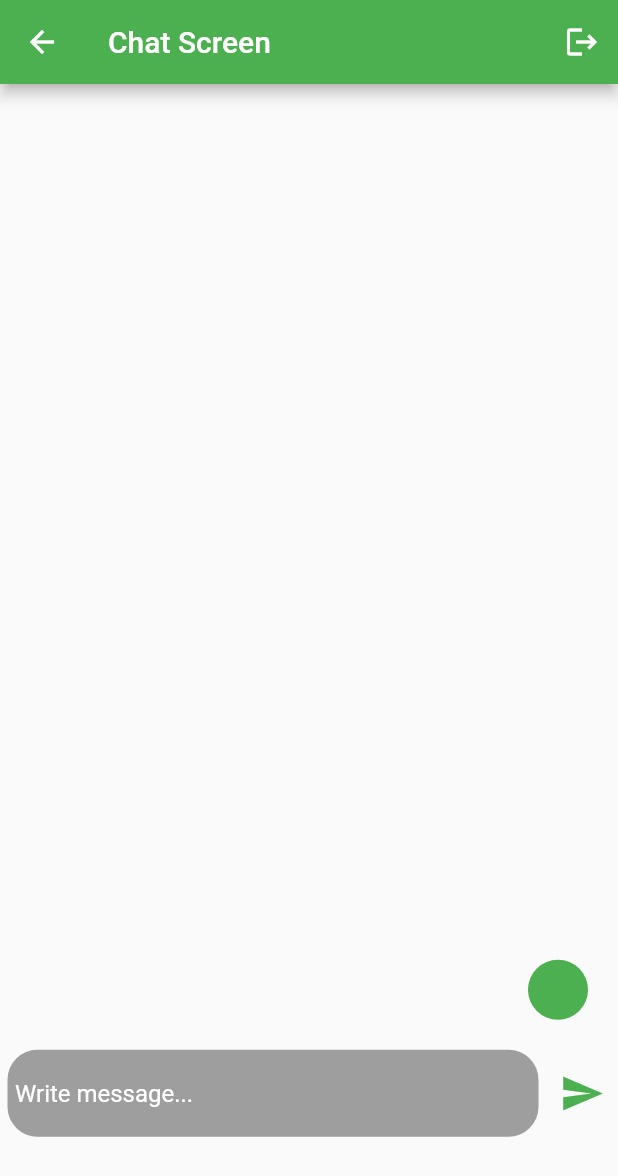
After one commit to JAYAMURUGANJ/firebase_chat, a Flutter app: the ChatScreen screen opened directly, after a tap on the "send" icon, on a phone screen of 412 x 824 dp. The commit adds this screen. Shown: the top 1176 px of the screen. Run offline on Flutter 3.47's test engine with Material 2 defaults, Android fonts, the light colour scheme and no system bars; our stand-ins replace cloud_firestore, firebase_auth, firebase_core, firebase_messaging, shared_preferences; accounts and stored records are empty; network calls fail.

Commit message:
chat app with notification

```diff
--- /dev/null
+++ b/lib/Screens/Chat_screen.dart
@@ -0,0 +1,287 @@
+// ignore_for_file: file_names, avoid_print
+import 'package:cloud_firestore/cloud_firestore.dart';
+import 'package:dashchat/services/notification.dart';
+import 'package:firebase_auth/firebase_auth.dart';
+import 'package:flutter/material.dart';
+import 'package:dashchat/Screens/Login_Screen.dart';
+import 'package:firebase_messaging/firebase_messaging.dart';
+
+class ChatScreen extends StatefulWidget {
+  final String? email;
+  const ChatScreen({Key? key, this.email}) : super(key: key);
+
+  @override
+  _ChatScreenState createState() => _ChatScreenState();
+}
+
+final FirebaseAuth _firebaseAuth = FirebaseAuth.instance;
+
+final CollectionReference collectionReference =
+    FirebaseFirestore.instance.collection('messages');
+
+final TextEditingController _textEditingController = TextEditingController();
+
+_signOut() async {
+  await _firebaseAuth.signOut();
+}
+
+class _ChatScreenState extends State<ChatScreen> {
+  late FirebaseMessaging _firebaseMessaging;
+  _registerOnFirebase() {
+    _firebaseMessaging.subscribeToTopic('all');
+    _firebaseMessaging.getToken().then((token) => print(token));
+  }
+
+  @override
+  void initState() {
+    _firebaseMessaging = FirebaseMessaging.instance;
+    _registerOnFirebase();
+    getMessage();
+    super.initState();
+  }
+
+  void getMessage() {
+    FirebaseMessaging.onMessage.listen((RemoteMessage event) {
+      print("message recieved");
+      print(event.notification!.body);
+    });
+    FirebaseMessaging.onMessageOpenedApp.listen((message) {
+      if (message.data['type'] == 'chat') {
+        Navigator.of(context).push(
+          MaterialPageRoute(
+            builder: (context) => ChatScreen(
+              email: message.data['email'],
+            ),
+          ),
+        );
+      }
+    });
+  }
+
+  @override
+  Widget build(BuildContext context) {
+    return Scaffold(
+      appBar: AppBar(
+        backgroundColor: Colors.green,
+        title: Text(widget.email ?? 'Chat Screen'),
+        actions: [
+          IconButton(
+            icon: const Icon(Icons.logout),
+            onPressed: () {
+              _signOut();
+              Navigator.push(
+                context,
+                MaterialPageRoute(
+                  builder: (context) => const LoginScreen(),
+                ),
+              );
+            },
+          ),
+        ],
+      ),
+      body: SingleChildScrollView(
+        child: Column(
+          mainAxisAlignment: MainAxisAlignment.spaceBetween,
+          crossAxisAlignment: CrossAxisAlignment.stretch,
+          children: [
+            SizedBox(
+              height: MediaQuery.of(context).size.height / 1.3,
+              child: StreamBuilder<QuerySnapshot>(
+                  stream: collectionReference
+                      .orderBy('timestamp', descending: true)
+                      .snapshots(),
+                  builder: (context, snapshot) {
+                    if (!snapshot.hasData) {
+                      return const Center(
+                        child: CircularProgressIndicator(),
+                      );
+                    }
+                    return ListView.builder(
+                      reverse: true,
+                      itemCount: snapshot.data!.docs.length,
+                      itemBuilder: (context, index) {
+                        QueryDocumentSnapshot document =
+                            snapshot.data!.docs[index];
+                        return Container(
+                            margin: const EdgeInsets.symmetric(
+                              vertical: 10,
+                              horizontal: 10,
+                            ),
+                            child: widget.email == document['email']
+                                ? Row(
+                                    crossAxisAlignment: CrossAxisAlignment.end,
+                                    children: [
+                                      Expanded(
+                                        child: Column(
+                                          crossAxisAlignment:
+                                              CrossAxisAlignment.end,
+                                          children: [
+                                            Text(
+                                              document['email'] ?? '',
+                                              style: const TextStyle(
+                                                fontSize: 15,
+                                                fontWeight: FontWeight.bold,
+                                              ),
+                                            ),
+                                            Container(
+                                              margin: const EdgeInsets.only(
+                                                top: 5,
+                                              ),
+                                              child: Text(
+                                                document['message'] ?? '',
+                                                style: const TextStyle(
+                                                  fontSize: 15,
+                                                ),
+                                              ),
+                                            ),
+                                          ],
+                                        ),
+                                      ),
+                                      Container(
+                                        margin: const EdgeInsets.only(
+                                          top: 5,
+                                          right: 10,
+                                        ),
+                                        child: CircleAvatar(
+                                          backgroundColor: Colors.green,
+                                          child: Text(
+                                            document['email']
+                                                    ?.substring(0, 1) ??
+                                                '',
+                                            style: const TextStyle(
+                                              fontSize: 15,
+                                              fontWeight: FontWeight.bold,
+                                            ),
+                                          ),
+                                        ),
+                                      ),
+                                    ],
+                                  )
+                                : Row(
+                                    crossAxisAlignment:
+                                        CrossAxisAlignment.start,
+                                    children: [
+                                      Container(
+                                        margin: const EdgeInsets.only(
+                                          top: 5,
+                                          right: 10,
+                                        ),
+                                        child: CircleAvatar(
+                                          backgroundColor: Colors.amber,
+                                          child: Text(
+                                            document['email']
+                                                    ?.substring(0, 1) ??
+                                                '',
+                                            style: const TextStyle(
+                                              fontSize: 15,
+                                              fontWeight: FontWeight.bold,
+                                            ),
+                                          ),
+                                        ),
+                                      ),
+                                      Expanded(
+                                        child: Column(
+                                          crossAxisAlignment:
+                                              CrossAxisAlignment.start,
+                                          children: [
+                                            Text(
+                                              document['email'] ?? '',
+                                              style: const TextStyle(
+                                                fontSize: 15,
+                                                fontWeight: FontWeight.bold,
+                                              ),
+                                            ),
+                                            Container(
+                                              margin: const EdgeInsets.only(
+                                                top: 5,
+                                              ),
+                                              child: Text(
+                                                document['message'] ?? '',
+                                                style: const TextStyle(
+                                                  fontSize: 15,
+                                                ),
+                                              ),
+                                            ),
+                                          ],
+                                        ),
+                                      ),
+                                    ],
+                                  ));
+                      },
+                    );
+                  }),
+            ),
+            const SizedBox(
+              height: 5.0,
+            ),
+            Row(
+              children: [
+                Expanded(
+                  child: Padding(
+                    padding: const EdgeInsets.all(5.0),
+                    child: Container(
+                      decoration: BoxDecoration(
+                        color: Colors.grey,
+                        borderRadius: BorderRadius.circular(20.0),
+                      ),
+                      child: Padding(
+                        padding: const EdgeInsets.all(5.0),
+                        child: TextField(
+                          controller: _textEditingController,
+                          decoration: const InputDecoration(
+                              hintText: "Write message...",
+                              hintStyle: TextStyle(color: Colors.white),
+                              border: InputBorder.none),
+                        ),
+                      ),
+                    ),
+                  ),
+                ),
+                IconButton(
+                  icon: const Icon(Icons.send, color: Colors.green, size: 30.0),
+                  onPressed: () {
+                    collectionReference.add({
+                      'email': widget.email,
+                      'message': _textEditingController.text,
+                      'timestamp': FieldValue.serverTimestamp(),
+                    });
+                    sendNotification(
+                        _textEditingController.text, widget.email.toString());
+                    _textEditingController.clear();
+                  },
+                ),
+              ],
+            )
+          ],
+        ),
+      ),
+    );
+  }
+}
+
+
+
+      // body: StreamBuilder<QuerySnapshot>(
+      //   stream: collectionReference.snapshots(),
+      //   builder: (context, snapshot) {
+      //     if (!snapshot.hasData) {
+      //       return const Center(
+      //         child: CircularProgressIndicator(),
+      //       );
+      //     }
+      //     return ListView.builder(
+      //       itemCount: snapshot.data!.docs.length,
+      //       itemBuilder: (context, index) {
+      //         final DocumentSnapshot document = snapshot.data!.docs[index];
+      //         final UserModel user = UserModel.fromMap(document.data());
+      //         // ignore: unrelated_type_equality_checks
+      //         return user.email != widget.email
+      //             ? ListTile(
+      //                 title: Text(user.email.toString()),
+      //                 subtitle: Text(user.uid.toString()),
+      //               )
+      //             : Container();
+      //       },
+      //     );
+      //   },
+      // ),
--- /dev/null
+++ b/lib/services/notification.dart
@@ -0,0 +1,28 @@
+import 'dart:convert';
+
+import "package:http/http.dart" as http;
+
+var headers = {
+  'Content-Type': 'application/json',
+  'Authorization':
+      'key=AAAAc4fMoWY:APA91bEHAUs3CHgn8la1VogaHbWnCUZJB4Zp6V2mzGTyB778tRkFaS26yzVd_3fqHqbhfjQp3VI87ApH6a8uLXHzMZU_9zFgQqfQ-eF1eKq3QKaalmLjcoDkfwTB93r8_N2fijTCYqXI'
+};
+
+Future sendNotification(String title, String body) async {
+  var data = {
+    "notification": {"title": title, "body": body, "sound": "default"},
+    "priority": "high",
+    "data": {
+      "email": title,
+      "type": "chat",
+      "click_action": "FLUTTER_NOTIFICATION_CLICK"
+    },
+    "to": "/topics/all"
+  };
+
+  var response = await http.post(
+      Uri.parse('https://fcm.googleapis.com/fcm/send'),
+      headers: headers,
+      body: json.encode(data));
+  print(response.body);
+}
```
Also changed, not shown: lib/Component/button.dart (+6 -6 lines), lib/Screens/Home_Screen.dart (deleted, +0 -91 lines), lib/Screens/Login_Screen.dart (+8 -4 lines), lib/main.dart (+65 -8 lines), lib/model/user.dart (+13 -2 lines), pubspec.yaml (+6 -3 lines), pubspec.lock, 2 other files.
